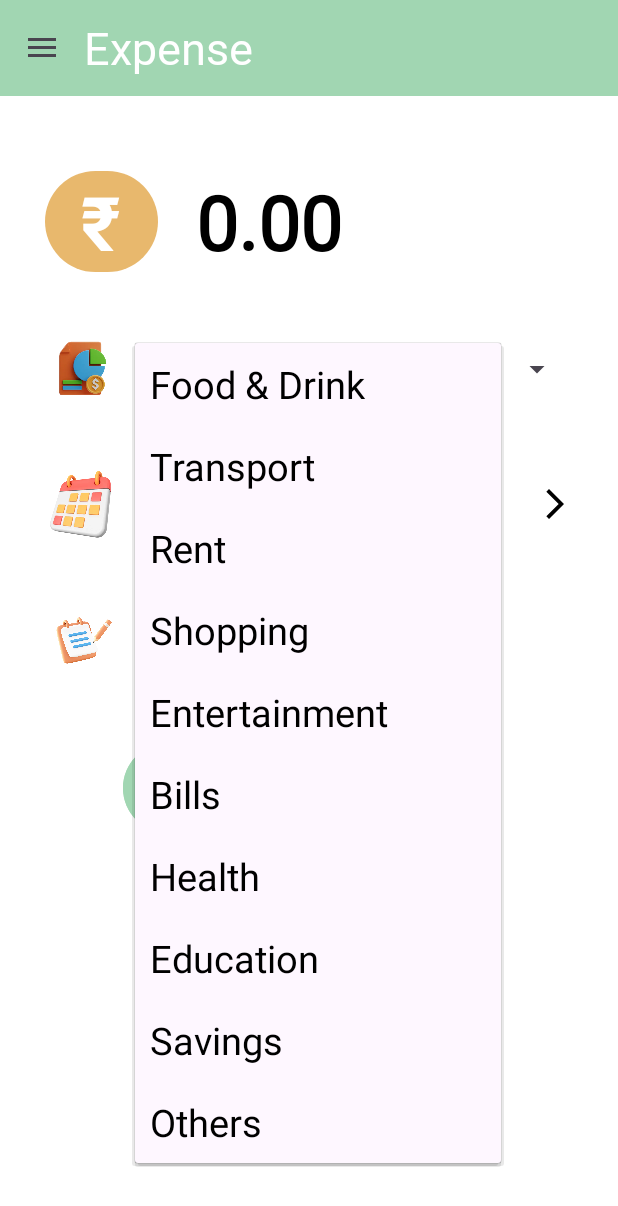
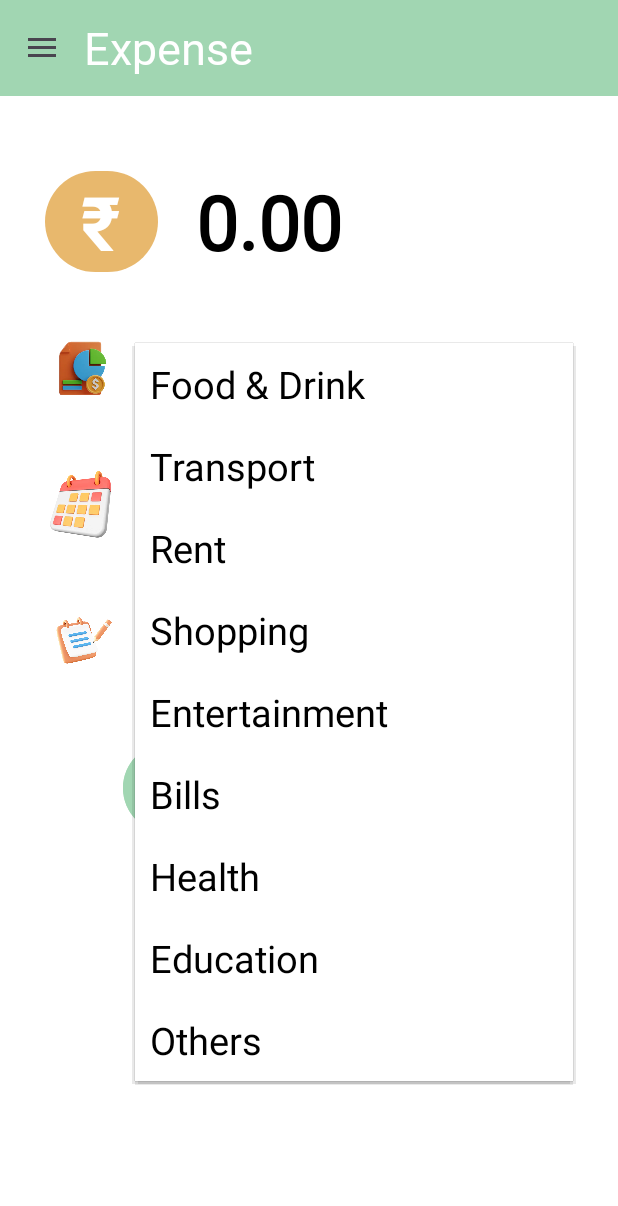
Before and after one commit to Gaurav-Jain-0781/PocketWise, an Android app: the ExpenseActivity screen opened directly, with no data from a screen before it, after a tap on "Food & Drink", on a phone screen of 412 x 824 dp. Shown: the top 1206 px of the screen. Run offline under Robolectric (Android 15) with nearby library versions, the phone set to English and light mode, and no system bars; our stand-ins replace Firebase (no records; nobody signed in at launch, a user with empty details on screens opened directly); Roboto replaces fonts that are not available here.

Commit message:
Bugs - Gaurav

```diff
--- a/app/src/main/res/layout/activity_expense.xml
+++ b/app/src/main/res/layout/activity_expense.xml
@@ -92,7 +92,10 @@
                 android:id="@+id/category_spinner"
                 android:layout_width="match_parent"
                 android:layout_height="wrap_content"
-                android:layout_marginStart="10dp" />
+                android:background="@android:color/white"
+                android:popupBackground="@android:color/white"
+                android:layout_marginStart="10dp"
+                android:spinnerMode="dropdown" />
 
         </LinearLayout>
 
```
Also changed, not shown: app/src/main/java/com/example/pocketwise/ExpenseActivity.kt (+14 -4 lines), app/src/main/java/com/example/pocketwise/HomeActivity.kt (+4 -3 lines).
